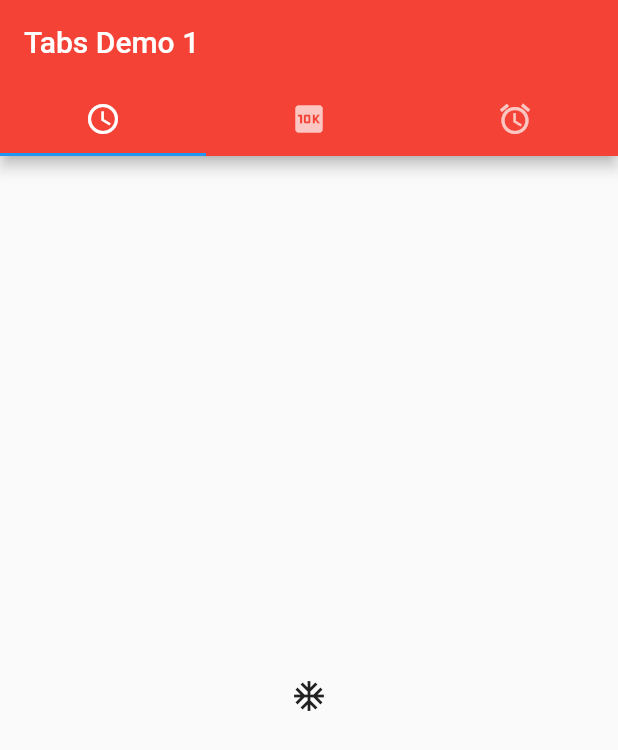
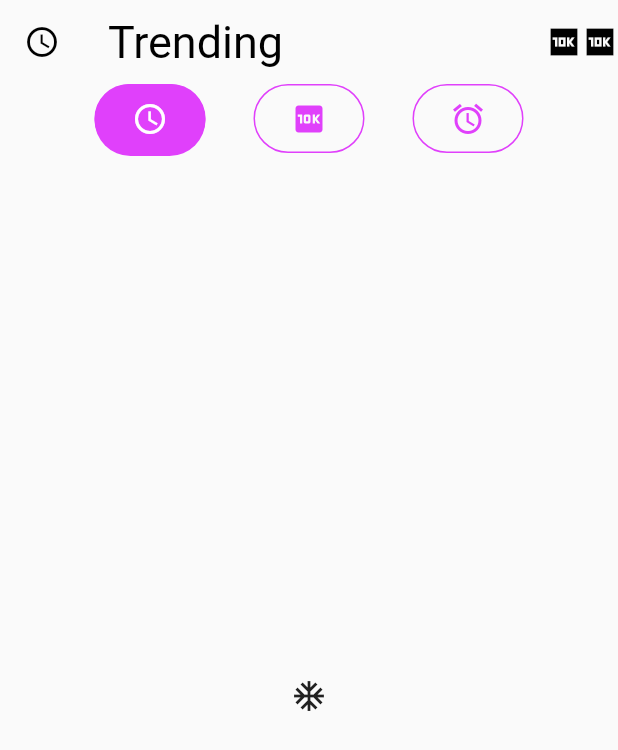
Before and after one commit to skyblastx/watch-this, a Flutter app: the screen it shows after launch, on a phone screen of 412 x 824 dp. Shown: the top 750 px of the screen. Run offline on Flutter 3.47's test engine with Material 2 defaults, Android fonts, the phone set to English and light mode, and no system bars; statements that could not run were skipped.

Commit message:
Update demopage.dart
+ Update UI of tab bar

```diff
--- a/lib/demopage.dart
+++ b/lib/demopage.dart
@@ -7,26 +7,77 @@ class TabBarDemo extends StatelessWidget{
   Widget build(BuildContext context)
   {
     return MaterialApp(
-      home:  DefaultTabController(
+      home: DefaultTabController(
         length: 3,
-          child: Scaffold(
-        appBar: AppBar(
-          backgroundColor: Colors.red,
-          bottom: const TabBar(
-            tabs: [
-              Tab(icon:Icon(Icons.access_time)),
-              Tab(icon:Icon(Icons.ten_k)),
-              Tab(icon:Icon(Icons.access_alarms)),
+        child: Scaffold(
+          appBar: AppBar(
+            leading: const Icon(Icons.access_time, color: Colors.black),
+            title: const Text("Trending"),
+            titleTextStyle: const TextStyle(color: Colors.black, fontSize: 30),
+            backgroundColor: Colors.transparent,
+            elevation: 0,
+            actions: const [
+              Icon(Icons.ten_k_sharp, color: Colors.black),
+              Icon(Icons.ten_k_sharp, color: Colors.black)
+            ],
+            bottom: TabBar(
+              isScrollable: true,
+              unselectedLabelColor: Colors.purpleAccent,
+              indicatorSize: TabBarIndicatorSize.label,
+              indicator: BoxDecoration(
+                borderRadius: BorderRadius.circular(50),
+                color: Colors.purpleAccent),
+              tabs: [
+                Tab(
+                  child: Container(
+                    decoration: BoxDecoration(
+                      borderRadius: BorderRadius.circular(50),
+                      border: Border.all(color: Colors.purpleAccent, width: 1)
+                    ),
+                    child: const Align(
+                      alignment: Alignment.center,
+                      child: Icon(Icons.access_time),
+                      widthFactor: 3
+                    ),
+                  ),
+                ),
+                Tab(
+                  child: Container(
+                    decoration: BoxDecoration(
+                        borderRadius: BorderRadius.circular(50),
+                        border: Border.all(color: Colors.purpleAccent, width: 1)
+                    ),
+                    child: const Align(
+                      alignment: Alignment.center,
+                      child: Icon(Icons.ten_k),
+                      widthFactor: 3,
+                    ),
+                  ),
+                ),
+                Tab(
+                  child: Container(
+                    decoration: BoxDecoration(
+                        borderRadius: BorderRadius.circular(50),
+                        border: Border.all(color: Colors.purpleAccent, width: 1)
+                    ),
+                    child: const Align(
+                      alignment: Alignment.center,
+                      child: Icon(Icons.access_alarms),
+                      widthFactor: 3,
+                    ),
+                  ),
+                ),
+              ],
+              )
+            ),
+          body: const TabBarView(
+            children: [
+              Icon(Icons.ac_unit_sharp),
+              Icon(Icons.ten_k),
+              Icon(Icons.directions_bike)
             ],
           ),
-          title: const Text('Tabs Demo 1'),
         ),
-          body:const TabBarView(children: [
-            Icon(Icons.ac_unit_sharp),
-            Icon(Icons.ten_k),
-            Icon(Icons.directions_bike)
-          ])
-        )
       )
     );
   }
```
